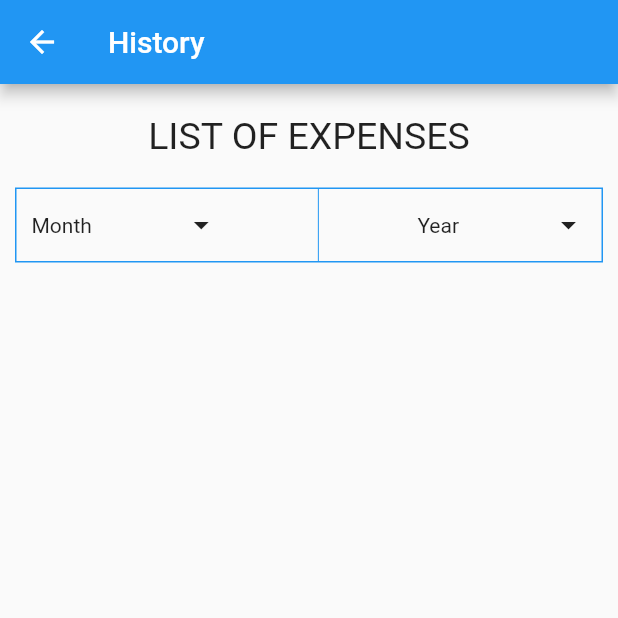
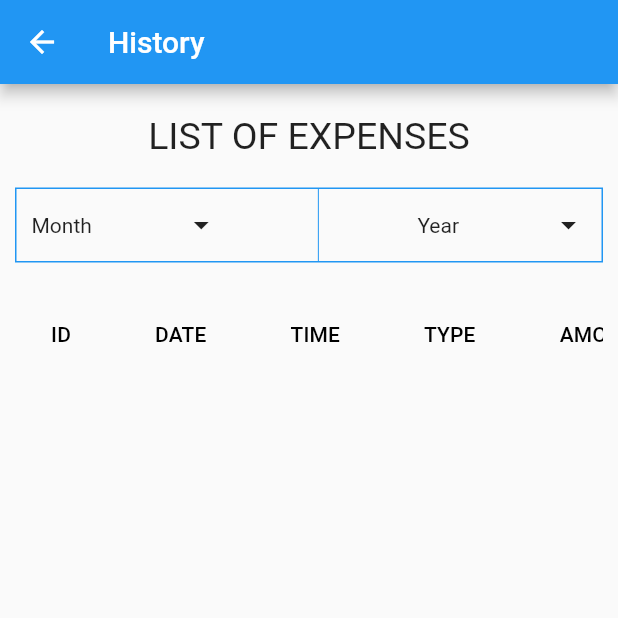
Before and after one commit to 9splShubham/Expense-Tracker, a Flutter app: the HistoryScreen screen opened directly, on a phone screen of 412 x 824 dp, the top half of it. Run offline on Flutter 3.47's test engine with Material 2 defaults, Android fonts, the phone set to English and light mode, and no system bars; our stand-ins replace firebase_auth, firebase_core, pie_chart, shared_preferences, sqflite; accounts and stored records are empty; network calls fail.

Commit message:
Pending : History Screen

```diff
--- a/lib/db_helper/db_helper.dart
+++ b/lib/db_helper/db_helper.dart
@@ -96,4 +96,10 @@ class DbHelper {
       return [];
     }
   }
+
+  Future<List<Map<String, dynamic>>> getAllData() async {
+    var dbClient = await db;
+    var res = await dbClient.rawQuery('''SELECT * FROM $Table_UserData''');
+    return res;
+  }
 }
--- a/lib/history_screen/history_screen.dart
+++ b/lib/history_screen/history_screen.dart
@@ -1,5 +1,6 @@
 import 'package:expense_tracker/core/app_color.dart';
 import 'package:expense_tracker/core/app_string.dart';
+import 'package:expense_tracker/db_helper/db_helper.dart';
 import 'package:flutter/material.dart';
 import 'package:flutter/widgets.dart';
 
@@ -11,6 +12,24 @@ class HistoryScreen extends StatefulWidget {
 }
 
 class _HistoryScreenState extends State<HistoryScreen> {
+  late DbHelper dbHelper;
+  List<Map<String, dynamic>> DbData = [];
+
+  @override
+  void initState() {
+    // TODO: implement initState
+    dbHelper = DbHelper();
+    fetchDataFromDb();
+    super.initState();
+  }
+
+  void fetchDataFromDb() async {
+    final data = await dbHelper.getAllData();
+    setState(() {
+      DbData = data;
+    });
+  }
+
   @override
   Widget build(BuildContext context) {
     return Scaffold(
@@ -54,6 +73,39 @@ class _HistoryScreenState extends State<HistoryScreen> {
                   ),
                 ),
               ),
+              SizedBox(
+                height: 20,
+              ),
+              SingleChildScrollView(
+                scrollDirection: Axis.horizontal,
+                child: DataTable(
+                    columns: [
+                      DataColumn(label: Text("ID")),
+                      DataColumn(label: Text("DATE")),
+                      DataColumn(label: Text("TIME")),
+                      DataColumn(label: Text("TYPE")),
+                      DataColumn(label: Text("AMOUNT")),
+                      DataColumn(label: Text("CATEGORY")),
+                      DataColumn(label: Text("PAYMENT")),
+                      DataColumn(label: Text("STATUS")),
+                      DataColumn(label: Text("NOTE")),
+                    ],
+                    rows: DbData.map((row) {
+                      return DataRow(
+                        cells: [
+                          DataCell(Text(row['id'].toString())),
+                          DataCell(Text(row['date'].toString())),
+                          DataCell(Text(row['time'].toString())),
+                          DataCell(Text(row['type'].toString())),
+                          DataCell(Text(row['amount'].toString())),
+                          DataCell(Text(row['category'].toString())),
+                          DataCell(Text(row['payment'].toString())),
+                          DataCell(Text(row['status'].toString())),
+                          DataCell(Text(row['note'].toString())),
+                        ],
+                      );
+                    }).toList()),
+              )
             ],
           ),
         ),
--- a/lib/screens/login_screen.dart
+++ b/lib/screens/login_screen.dart
@@ -59,7 +59,7 @@ class _LoginScreenState extends State<LoginScreen> {
               decoration: InputDecoration(
                 filled: true,
                 border: OutlineInputBorder(),
-                hintText: AppString.textEmailAddress,
+                labelText: AppString.textEmailAddress,
                 hintStyle:
                     getTextStyle(AppFonts.regularGrey, AppSize.textSize15),
               ),
@@ -72,7 +72,7 @@ class _LoginScreenState extends State<LoginScreen> {
               decoration: InputDecoration(
                 filled: true,
                 border: OutlineInputBorder(),
-                hintText: AppString.textPassword,
+                labelText: AppString.textPassword,
                 hintStyle:
                     getTextStyle(AppFonts.regularGrey, AppSize.textSize15),
               ),
--- a/lib/screens/sign_up.dart
+++ b/lib/screens/sign_up.dart
@@ -102,7 +102,7 @@ class _SignUpState extends State<SignUp> {
               decoration: InputDecoration(
                 filled: true,
                 border: OutlineInputBorder(),
-                hintText: AppString.textFullName,
+                labelText: AppString.textFullName,
                 hintStyle:
                     getTextStyle(AppFonts.regularGrey, AppSize.textSize15),
               ),
@@ -115,7 +115,7 @@ class _SignUpState extends State<SignUp> {
               decoration: InputDecoration(
                 filled: true,
                 border: OutlineInputBorder(),
-                hintText: AppString.textEmailAddress,
+                labelText: AppString.textEmailAddress,
                 hintStyle:
                     getTextStyle(AppFonts.regularGrey, AppSize.textSize15),
               ),
@@ -128,7 +128,7 @@ class _SignUpState extends State<SignUp> {
               decoration: InputDecoration(
                 filled: true,
                 border: OutlineInputBorder(),
-                hintText: AppString.textPassword,
+                labelText: AppString.textPassword,
                 hintStyle:
                     getTextStyle(AppFonts.regularGrey, AppSize.textSize15),
               ),
```
